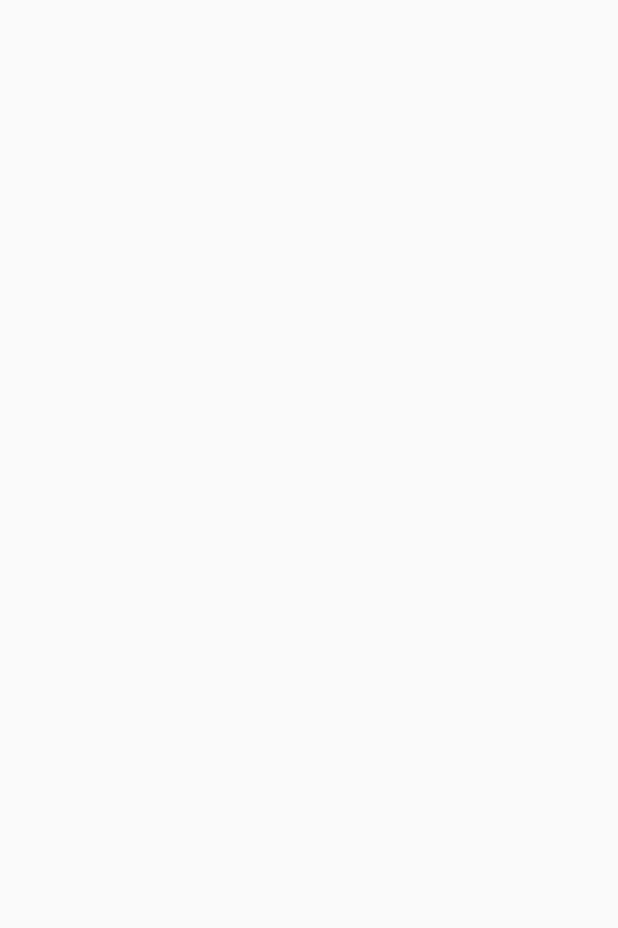
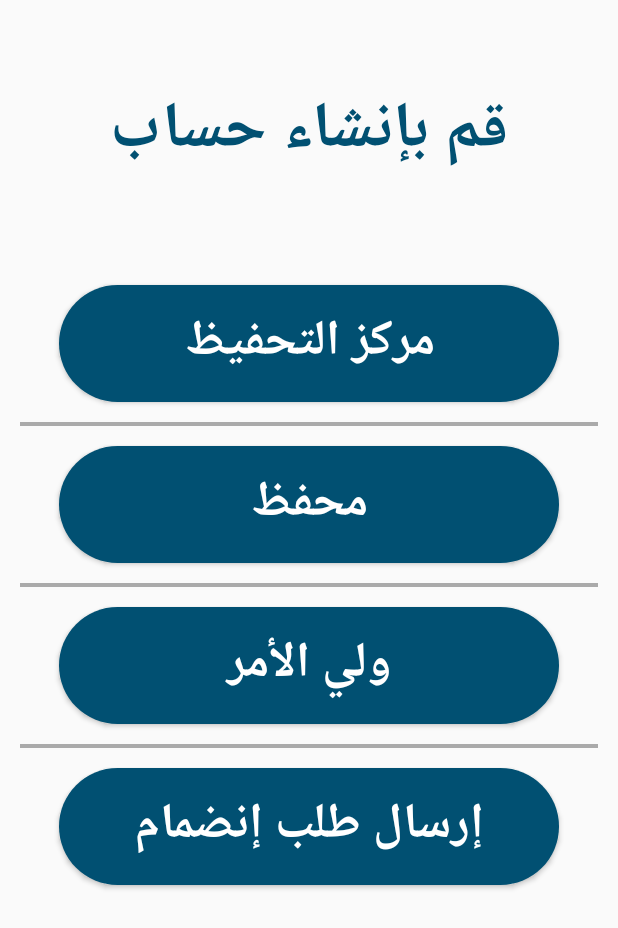
Before and after one commit to Ahmed-Redwan/QuranProjectDemo, an Android app: the screen it shows after launch (RegisterAs), on a phone screen of 412 x 824 dp. Before the commit the part shown is empty. Shown: the top 928 px of the screen. Run offline under Robolectric (Android 15) with nearby library versions, the phone set to English and light mode, and no system bars; our stand-ins replace sdp/ssp sizes.

Commit message:
update commit

```diff
--- a/app/src/main/java/com/example/quranprojectdemo/RegisterAs.java
+++ b/app/src/main/java/com/example/quranprojectdemo/RegisterAs.java
@@ -2,13 +2,24 @@ package com.example.quranprojectdemo;
 
 import androidx.appcompat.app.AppCompatActivity;
 
+import android.content.Intent;
 import android.os.Bundle;
+import android.view.View;
+import android.widget.Button;
 
 public class RegisterAs extends AppCompatActivity {
-
+    Button btn_QuranCenter;
     @Override
     protected void onCreate(Bundle savedInstanceState) {
         super.onCreate(savedInstanceState);
         setContentView(R.layout.activity_register_as);
+
+        btn_QuranCenter=findViewById(R.id.RegAs_btn_QuranCenter);
+        btn_QuranCenter.setOnClickListener(new View.OnClickListener() {
+            @Override
+            public void onClick(View view) {
+                startActivity(new Intent(getBaseContext(),QuranCenter_Reg.class));
+            }
+        });
     }
 }
--- a/app/src/main/res/layout/activity_register_as.xml
+++ b/app/src/main/res/layout/activity_register_as.xml
@@ -1,9 +1,104 @@
 <?xml version="1.0" encoding="utf-8"?>
-<androidx.constraintlayout.widget.ConstraintLayout xmlns:android="http://schemas.android.com/apk/res/android"
+<LinearLayout xmlns:android="http://schemas.android.com/apk/res/android"
     xmlns:app="http://schemas.android.com/apk/res-auto"
     xmlns:tools="http://schemas.android.com/tools"
     android:layout_width="match_parent"
     android:layout_height="match_parent"
+    android:orientation="vertical"
     tools:context=".RegisterAs">
 
-</androidx.constraintlayout.widget.ConstraintLayout>
+    <TextView
+        android:layout_width="wrap_content"
+        android:layout_height="wrap_content"
+        android:text="قم بإنشاء حساب"
+        android:textColor="@color/colorPrimary"
+        android:layout_gravity="center_horizontal"
+        android:layout_marginTop="@dimen/_40sdp"
+        android:textSize="@dimen/_33ssp"
+        android:textStyle="bold"
+        />
+
+
+    <Button
+        android:layout_width="match_parent"
+        android:layout_height="@dimen/_60sdp"
+        android:id="@+id/RegAs_btn_QuranCenter"
+        android:textSize="@dimen/_25ssp"
+        android:layout_marginTop="@dimen/_50sdp"
+        android:layout_marginStart="@dimen/_30sdp"
+        android:layout_marginEnd="@dimen/_30sdp"
+        android:textColor="@android:color/white"
+        android:text="مركز التحفيظ"
+        android:textStyle="bold"
+        android:background="@drawable/btn_background"
+        android:textAlignment="center"/>
+
+    <View
+        android:id="@+id/divider1"
+        android:layout_width="match_parent"
+        android:layout_height="@dimen/_2sdp"
+        android:background="@android:color/darker_gray"
+        android:layout_marginEnd="@dimen/_10sdp"
+        android:layout_marginStart="@dimen/_10sdp"
+        android:layout_marginTop="@dimen/_10sdp"
+        android:layout_marginBottom="@dimen/_10sdp"/>
+
+    <Button
+        android:layout_width="match_parent"
+        android:layout_height="@dimen/_60sdp"
+        android:id="@+id/RegAs_btn_Teacher"
+        android:textSize="@dimen/_25ssp"
+        android:layout_marginStart="@dimen/_30sdp"
+        android:layout_marginEnd="@dimen/_30sdp"
+        android:textColor="@android:color/white"
+        android:text="محفظ"
+        android:textStyle="bold"
+        android:background="@drawable/btn_background"
+        android:textAlignment="center"/>
+    <View
+        android:id="@+id/divider2"
+        android:layout_width="match_parent"
+        android:layout_height="@dimen/_2sdp"
+        android:background="@android:color/darker_gray"
+        android:layout_marginEnd="@dimen/_10sdp"
+        android:layout_marginStart="@dimen/_10sdp"
+        android:layout_marginTop="@dimen/_10sdp"
+        android:layout_marginBottom="@dimen/_10sdp"/>
+
+
+    <Button
+        android:layout_width="match_parent"
+        android:layout_height="@dimen/_60sdp"
+        android:id="@+id/RegAs_btn_Guardian"
+        android:textSize="@dimen/_25ssp"
+        android:layout_marginStart="@dimen/_30sdp"
+        android:layout_marginEnd="@dimen/_30sdp"
+        android:textColor="@android:color/white"
+        android:text="ولي الأمر"
+        android:textStyle="bold"
+        android:background="@drawable/btn_background"
+        android:textAlignment="center"/>
+
+    <View
+        android:id="@+id/divider3"
+        android:layout_width="match_parent"
+        android:layout_height="@dimen/_2sdp"
+        android:background="@android:color/darker_gray"
+        android:layout_marginEnd="@dimen/_10sdp"
+        android:layout_marginStart="@dimen/_10sdp"
+        android:layout_marginTop="@dimen/_10sdp"
+        android:layout_marginBottom="@dimen/_10sdp"/>
+
+    <Button
+        android:layout_width="match_parent"
+        android:layout_height="@dimen/_60sdp"
+        android:id="@+id/RegAs_btn_addJoiningRequest"
+        android:textSize="@dimen/_25ssp"
+        android:layout_marginStart="@dimen/_30sdp"
+        android:layout_marginEnd="@dimen/_30sdp"
+        android:textColor="@android:color/white"
+        android:text="إرسال طلب إنضمام"
+        android:textStyle="bold"
+        android:background="@drawable/btn_background"
+        android:textAlignment="center"/>
+</LinearLayout>
```
Also changed, not shown: app/src/main/AndroidManifest.xml (+3 -4 lines), app/src/main/java/com/example/quranprojectdemo/QuranCenter_Reg.java (added, +52 -0 lines), app/src/main/res/layout/activity_quran_center__reg.xml (added, +183 -0 lines).
